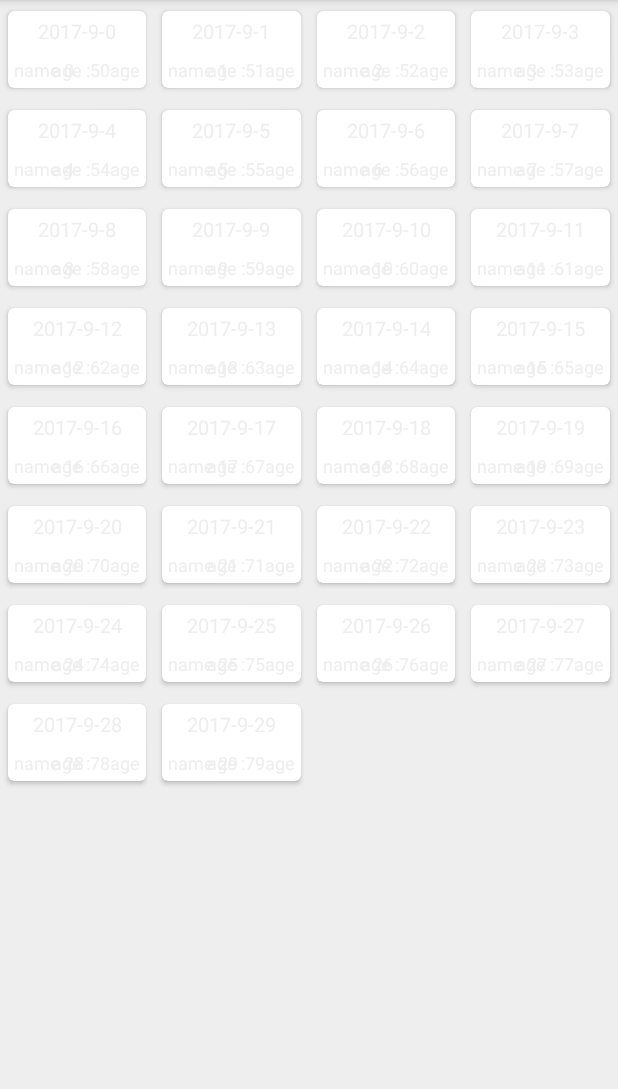
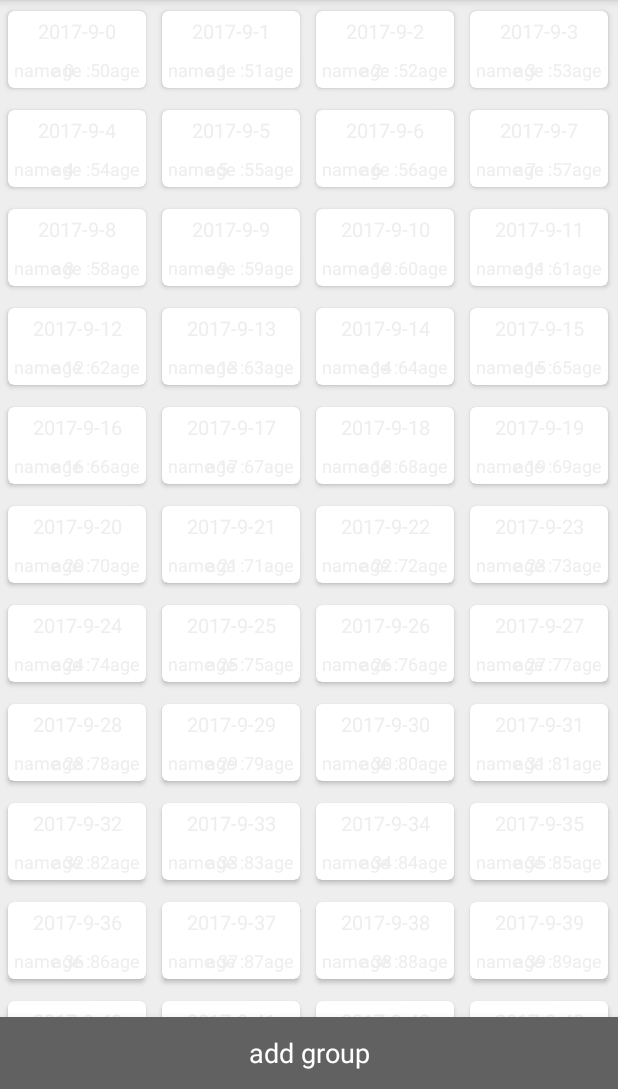
Before and after one commit to ysera34/android-memorialize, an Android app: the HomeFriendListFragment screen opened directly, with no data from a screen before it, on a phone screen of 412 x 824 dp, the part 147-1236 px from its top. Run offline under Robolectric (Android 15) with nearby library versions, the light colour scheme and no system bars.

Commit message:
friend list scroll listener, add group button

```diff
--- /dev/null
+++ b/Altar/app/src/main/java/com/memorial/altar/util/OnRecyclerViewScrollListener.java
@@ -0,0 +1,55 @@
+package com.memorial.altar.util;
+
+import android.support.v7.widget.LinearLayoutManager;
+import android.support.v7.widget.RecyclerView;
+import android.support.v7.widget.StaggeredGridLayoutManager;
+
+/**
+ * Created by yoon on 2017. 9. 1..
+ */
+
+public abstract class OnRecyclerViewScrollListener extends RecyclerView.OnScrollListener {
+
+    private static final int REACTION_THRESHOLD = 200;
+
+    private boolean mControlsVisible = true;
+    private int mScrolledDistance;
+
+    public abstract void onShowView();
+    public abstract void onHideView();
+
+    @Override
+    public void onScrolled(RecyclerView recyclerView, int dx, int dy) {
+        super.onScrolled(recyclerView, dx, dy);
+
+        int firstVisibleItem = -1;
+
+        if (recyclerView.getLayoutManager() instanceof LinearLayoutManager) {
+            firstVisibleItem = ((LinearLayoutManager)
+                    recyclerView.getLayoutManager()).findFirstVisibleItemPosition();
+        } else if (recyclerView.getLayoutManager() instanceof StaggeredGridLayoutManager) {
+            firstVisibleItem = ((StaggeredGridLayoutManager)
+                    recyclerView.getLayoutManager()).findFirstVisibleItemPositions(new int[4])[0];
+        }
+
+        if (firstVisibleItem == 0) {
+            if (!mControlsVisible) {
+                onShowView();
+                mControlsVisible = true;
+            }
+        } else {
+            if (mScrolledDistance > REACTION_THRESHOLD && mControlsVisible) {
+                onHideView();
+                mControlsVisible = false;
+                mScrolledDistance = 0;
+            } else if (mScrolledDistance < -REACTION_THRESHOLD && !mControlsVisible) {
+                onShowView();
+                mControlsVisible = true;
+                mScrolledDistance = 0;
+            }
+        }
+        if ((mControlsVisible && dy > 0) || (!mControlsVisible && dy < 0)) {
+            mScrolledDistance += dy;
+        }
+    }
+}
--- a/Altar/app/src/main/java/com/memorial/altar/view/fragment/HomeFriendListFragment.java
+++ b/Altar/app/src/main/java/com/memorial/altar/view/fragment/HomeFriendListFragment.java
@@ -3,16 +3,21 @@ package com.memorial.altar.view.fragment;
 import android.os.Bundle;
 import android.support.annotation.Nullable;
 import android.support.v4.app.Fragment;
-import android.support.v7.widget.GridLayoutManager;
+import android.support.v7.widget.LinearLayoutManager;
 import android.support.v7.widget.RecyclerView;
+import android.support.v7.widget.StaggeredGridLayoutManager;
 import android.view.LayoutInflater;
 import android.view.View;
 import android.view.ViewGroup;
+import android.view.animation.AccelerateInterpolator;
+import android.view.animation.DecelerateInterpolator;
 import android.widget.ImageView;
 import android.widget.TextView;
+import android.widget.Toast;
 
 import com.memorial.altar.R;
 import com.memorial.altar.model.Friend;
+import com.memorial.altar.util.OnRecyclerViewScrollListener;
 
 import java.util.ArrayList;
 
@@ -20,7 +25,7 @@ import java.util.ArrayList;
  * Created by yoon on 2017. 8. 26..
  */
 
-public class HomeFriendListFragment extends Fragment {
+public class HomeFriendListFragment extends Fragment implements View.OnClickListener {
 
     public static HomeFriendListFragment newInstance() {
 
@@ -34,6 +39,7 @@ public class HomeFriendListFragment extends Fragment {
     private RecyclerView mFriendRecyclerView;
     private ArrayList<Friend> mFriends;
     private FriendAdapter mFriendAdapter;
+    private TextView mAddFriendGroupButtonTextView;
 
     @Override
     public void onCreate(@Nullable Bundle savedInstanceState) {
@@ -48,18 +54,41 @@ public class HomeFriendListFragment extends Fragment {
         View view = inflater.inflate(R.layout.fragment_home_friend_list, container, false);
         mFriendRecyclerView = view.findViewById(R.id.friend_recycler_view);
         mFriendRecyclerView.setHasFixedSize(true);
-        mFriendRecyclerView.setLayoutManager(new GridLayoutManager(getActivity(), 4));
+        mFriendRecyclerView.setLayoutManager(new StaggeredGridLayoutManager(4, LinearLayoutManager.VERTICAL));
         mFriendAdapter = new FriendAdapter(mFriends);
         mFriendRecyclerView.setAdapter(mFriendAdapter);
+        mFriendRecyclerView.addOnScrollListener(new OnRecyclerViewScrollListener() {
+            @Override
+            public void onShowView() {
+                showAddFriendGroupTextView();
+            }
+
+            @Override
+            public void onHideView() {
+                hideAddFriendGroupTextView();
+            }
+        });
         mFriends = getFriends();
         mFriendAdapter.setFriends(mFriends);
         mFriendAdapter.notifyDataSetChanged();
+
+        mAddFriendGroupButtonTextView = view.findViewById(R.id.add_friend_group_button_text_view);
+        mAddFriendGroupButtonTextView.setOnClickListener(this);
         return view;
     }
 
     @Override
     public void onViewCreated(View view, @Nullable Bundle savedInstanceState) {
         super.onViewCreated(view, savedInstanceState);
+    }
+
+    @Override
+    public void onClick(View view) {
+        switch (view.getId()) {
+            case R.id.add_friend_group_button_text_view:
+                Toast.makeText(getActivity(), "add_friend_group_button_text_view", Toast.LENGTH_SHORT).show();
+                break;
+        }
     }
 
     private class FriendAdapter extends RecyclerView.Adapter<FriendViewHolder> {
@@ -118,7 +147,7 @@ public class HomeFriendListFragment extends Fragment {
 
     private ArrayList<Friend> getFriends() {
         ArrayList<Friend> friends = new ArrayList<>();
-        for (int i = 0; i < 30; i++) {
+        for (int i = 0; i < 50; i++) {
             Friend friend = new Friend();
             friend.setAge("age :" + (i + 50) + "age");
             friend.setName("name " + i);
@@ -127,4 +156,14 @@ public class HomeFriendListFragment extends Fragment {
         }
         return friends;
     }
+
+    public void showAddFriendGroupTextView() {
+        mAddFriendGroupButtonTextView.animate().translationY(0)
+                .setInterpolator(new DecelerateInterpolator(2));
+    }
+
+    public void hideAddFriendGroupTextView() {
+        mAddFriendGroupButtonTextView.animate().translationY(mAddFriendGroupButtonTextView.getHeight())
+                .setInterpolator(new AccelerateInterpolator(2));
+    }
 }
--- a/Altar/app/src/main/res/layout/fragment_home_friend_list.xml
+++ b/Altar/app/src/main/res/layout/fragment_home_friend_list.xml
@@ -1,8 +1,8 @@
 <?xml version="1.0" encoding="utf-8"?>
-<LinearLayout xmlns:android="http://schemas.android.com/apk/res/android"
-              android:orientation="vertical"
-              android:layout_width="match_parent"
-              android:layout_height="match_parent">
+<RelativeLayout
+    xmlns:android="http://schemas.android.com/apk/res/android"
+    android:layout_width="match_parent"
+    android:layout_height="match_parent">
 
     <android.support.v7.widget.RecyclerView
         android:id="@+id/friend_recycler_view"
@@ -11,4 +11,17 @@
 
     </android.support.v7.widget.RecyclerView>
 
-</LinearLayout>
+    <TextView
+        android:id="@+id/add_friend_group_button_text_view"
+        android:layout_width="match_parent"
+        android:layout_height="48dp"
+        android:layout_alignParentBottom="true"
+        android:background="@color/colorGray700"
+        android:clickable="true"
+        android:elevation="8dp"
+        android:gravity="center"
+        android:text="@string/friend_list_add_group"
+        android:textColor="@color/colorWhite"
+        android:textSize="18sp"/>
+
+</RelativeLayout>
--- a/Altar/app/src/main/res/layout/toolbar.xml
+++ b/Altar/app/src/main/res/layout/toolbar.xml
@@ -7,10 +7,9 @@
     android:layout_height="@dimen/toolbar_height"
     android:background="?attr/colorPrimary"
     android:minHeight="?attr/actionBarSize"
-    app:layout_scrollFlags="scroll|enterAlways"
     app:popupTheme="@style/ThemeOverlay.AppCompat.Light"
     app:theme="@style/ThemeOverlay.AppCompat.Dark.ActionBar">
-
+    <!--app:layout_scrollFlags="scroll|enterAlways"-->
     <include
         android:id="@+id/toolbar_star_text_view"
         layout="@layout/toolbar_star_text_view"/>
--- a/Altar/app/src/main/res/values/strings.xml
+++ b/Altar/app/src/main/res/values/strings.xml
@@ -40,5 +40,6 @@
     <string name="config_settings_1">your email @ email.com</string>
     <string name="config_settings_2">change password</string>
     <string name="config_settings_3">sign out</string>
+    <string name="friend_list_add_group">add group</string>
 
 </resources>
```
